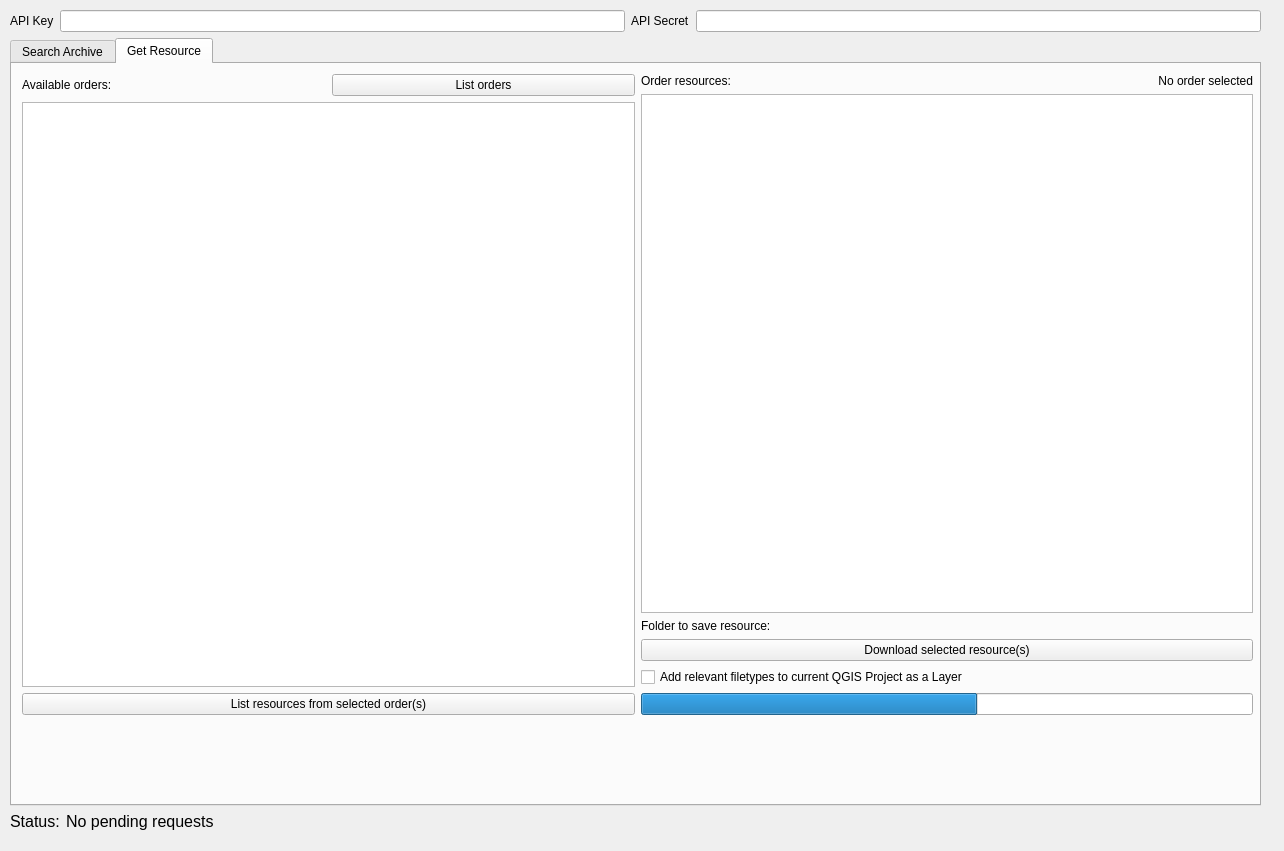
Before: the Qt Designer form arlula_dialog_base.ui in Arlula/qgis-archive-plugin, drawn with Qt 5.
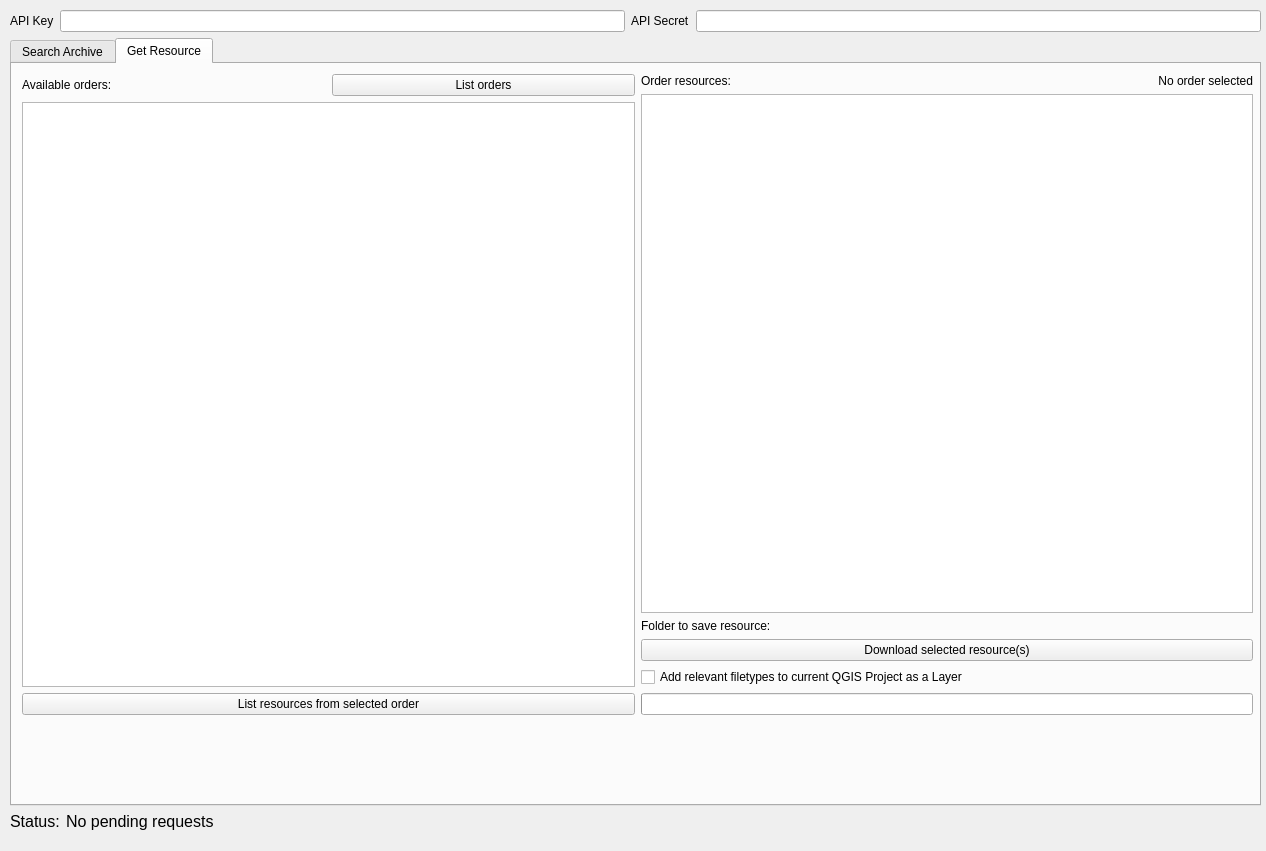
After: the same form once the commit is applied. Custom widgets are drawn as their Qt base class.

Commit message: fixed bugs related to repetitive calling of the same function

What changed in the file:
```diff
--- a/arlula_dialog_base.ui
+++ b/arlula_dialog_base.ui
@@ -6,7 +6,7 @@
    <rect>
     <x>0</x>
     <y>0</y>
-    <width>1284</width>
+    <width>1266</width>
     <height>851</height>
    </rect>
   </property>
@@ -528,7 +528,7 @@
            <item>
             <widget class="QPushButton" name="selectOrder">
              <property name="text">
-              <string>List resources from selected order(s)</string>
+              <string>List resources from selected order</string>
              </property>
             </widget>
            </item>
@@ -602,7 +602,7 @@
            <item>
             <widget class="QProgressBar" name="progressBar">
              <property name="value">
-              <number>55</number>
+              <number>0</number>
              </property>
              <property name="textVisible">
               <bool>false</bool>
```
The commit also changes 1 other file.
